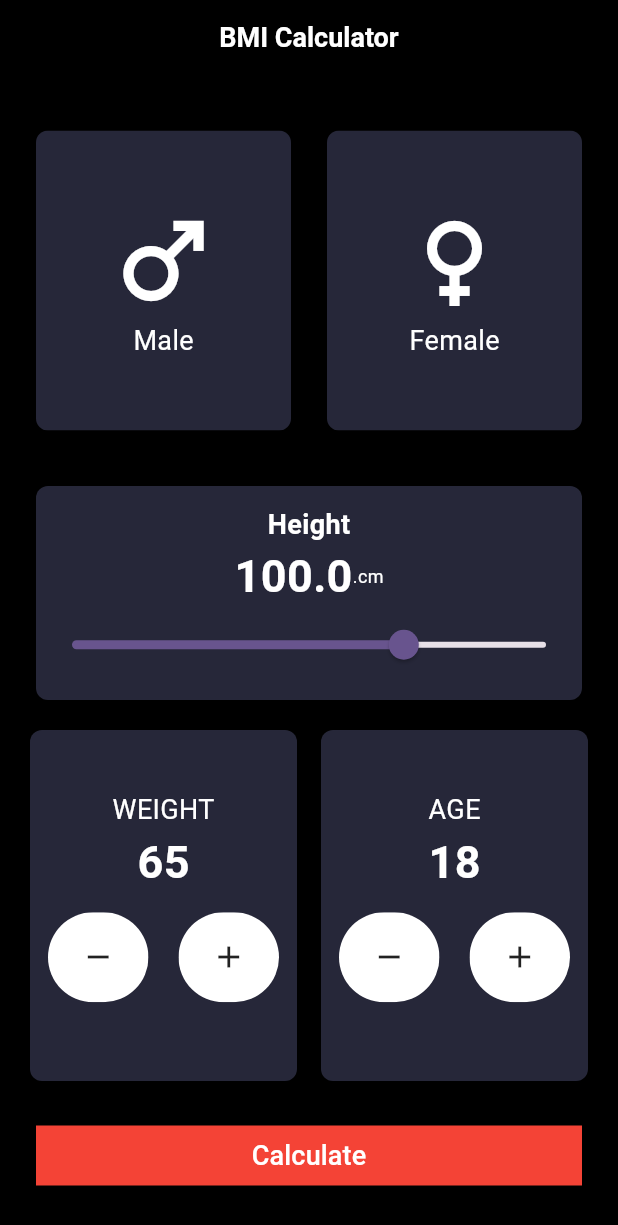
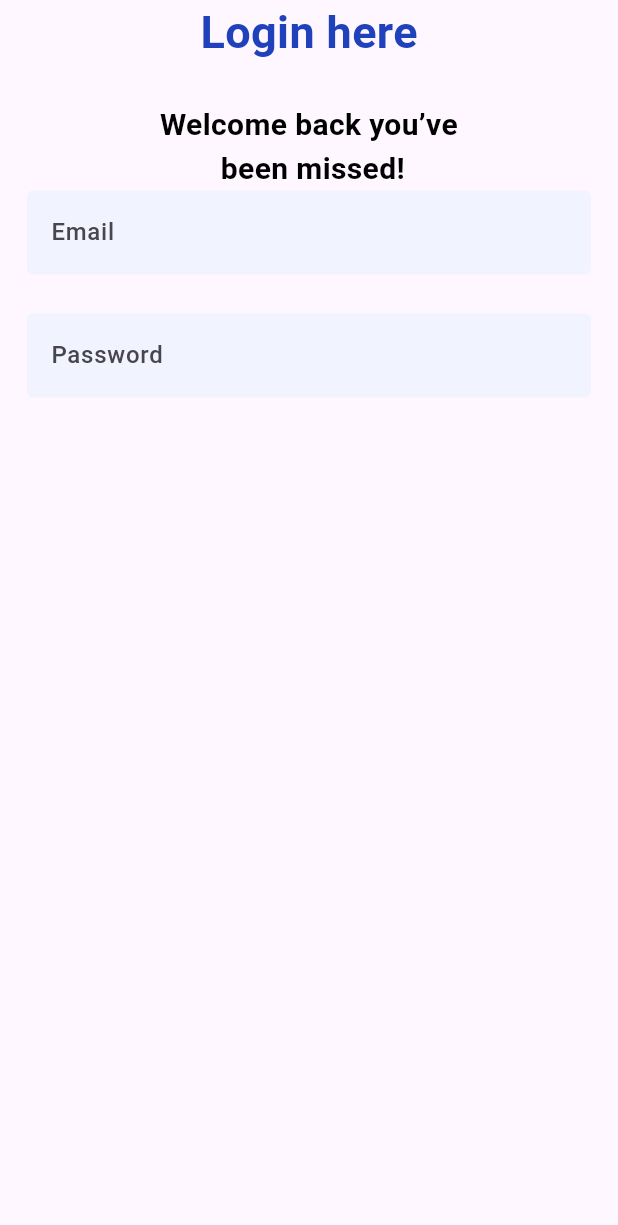
Before and after one commit to QalibAli/bmi_calculatorr, a Flutter app: the screen it shows after launch, on a phone screen of 412 x 824 dp. Shown: the top 1225 px of the screen. Run offline on Flutter 3.47's test engine with Material 3 defaults, Android fonts, the phone set to English and light mode, and no system bars.

Commit message:
second commit

```diff
--- a/lib/app.dart
+++ b/lib/app.dart
@@ -1,5 +1,6 @@
 
 import 'package:bmi/ui/pages/bmi/bmi_screen.dart';
+import 'package:bmi/ui/pages/login/login_screen.dart';
 import 'package:flutter/material.dart';
 
 class MyApp extends StatelessWidget {
@@ -13,7 +14,7 @@ class MyApp extends StatelessWidget {
         colorScheme: ColorScheme.fromSeed(seedColor: Colors.deepPurple),
         useMaterial3: true,
       ),
-      home: const BmiScreen(),
+      home: const LoginScreen(),
     );
   }
 }
--- a/lib/constants/app_colors.dart
+++ b/lib/constants/app_colors.dart
@@ -10,5 +10,8 @@ class AppColors{
   static const Color red = Colors.red;
   static const Color white = Colors.white;
   static const Color green = Colors.green;
+  static const Color blue = Color(0xff1F41BB);
+  static const Color fillColor = Color(0xffF1F4FF);
+
 
 }
--- /dev/null
+++ b/lib/constants/app_input_border.dart
@@ -0,0 +1,19 @@
+import 'package:bmi/constants/app_colors.dart';
+import 'package:flutter/material.dart';
+
+class AppInputBorders {
+  AppInputBorders._();
+
+  static const enabledBorder = OutlineInputBorder(
+    borderSide: BorderSide(
+      color: AppColors.blue,
+      width: 2,
+      style: BorderStyle.solid
+    ),
+  );
+
+  static const errorBorder = OutlineInputBorder(
+      borderSide: BorderSide(
+    color: AppColors.red,
+  ));
+}
--- a/lib/constants/app_paddings.dart
+++ b/lib/constants/app_paddings.dart
@@ -5,4 +5,5 @@ class AppPaddings{
 
 
   static const all12 = EdgeInsets.all(12);
+  static const all18 = EdgeInsets.all(18);
 }
--- /dev/null
+++ b/lib/constants/app_sized_box.dart
@@ -0,0 +1,7 @@
+import 'package:flutter/material.dart';
+
+class AppSizedBox{
+  AppSizedBox._();
+
+  static const h26 = SizedBox(height: 26,);
+}
--- a/lib/constants/app_strings.dart
+++ b/lib/constants/app_strings.dart
@@ -1,6 +1,7 @@
 class AppStrings {
   AppStrings._();
 
+  // BMI SCREEN
   static const appName = "BMI Calculator";
   static const male = "Male";
   static const feMale = "Female";
@@ -11,4 +12,9 @@ class AppStrings {
   static const calculate = "Calculate";
 
 
+  //Login Screen
+  static const loginHere = "Login here" ;
+  static const loginSubtitle = "Welcome back you’ve \n been missed!";
+
+
 }
--- a/lib/constants/app_text_styles.dart
+++ b/lib/constants/app_text_styles.dart
@@ -15,4 +15,19 @@ class AppTextStyle {
     fontSize: 18,
   );
 
+  static const b30b = TextStyle(
+    color: AppColors.blue,
+    fontWeight: FontWeight.bold,
+    fontSize: 30,
+  );
+
+  static const b20sb = TextStyle(
+    color: AppColors.primary,
+    fontSize: 20,
+    fontWeight: FontWeight.w700
+  );
+
+
+
+
 }
--- a/lib/ui/pages/bmi/bmi_screen.dart
+++ b/lib/ui/pages/bmi/bmi_screen.dart
@@ -19,7 +19,9 @@ class BmiScreen extends StatefulWidget {
 class _BmiScreenState extends State<BmiScreen> {
   late int weight = 65;
   late int age = 18;
-  late double initialValue = 100;
+  late double initialValue = 1;
+
+
   @override
   Widget build(BuildContext context) {
     return SafeArea(
@@ -35,8 +37,8 @@ class _BmiScreenState extends State<BmiScreen> {
             children: [
               const BmiGenderView(),
               BmiSlider(
-                value: 0.7,
-                height: initialValue,
+                value: initialValue,
+                height: initialValue * 220,
                 onChanged: (v) {
                   initialValue = v;
                   setState(() {});
--- a/lib/ui/pages/bmi/widgets/bmi_cm.dart
+++ b/lib/ui/pages/bmi/widgets/bmi_cm.dart
@@ -13,7 +13,7 @@ class BmiCm extends StatelessWidget {
       mainAxisAlignment: MainAxisAlignment.center,
       children: [
         Text(
-          "$height",
+          height.toStringAsFixed(1),
           style: AppTextStyle.w30b
         ),
         const Text(
--- /dev/null
+++ b/lib/ui/pages/login/login_screen.dart
@@ -0,0 +1,44 @@
+import 'package:bmi/constants/app_sized_box.dart';
+import 'package:bmi/constants/app_strings.dart';
+import 'package:bmi/constants/app_text_styles.dart';
+import 'package:bmi/ui/pages/login/widgets/login_titels.dart';
+import 'package:bmi/ui/widgets/global_input_widget.dart';
+import 'package:flutter/material.dart';
+
+class LoginScreen extends StatefulWidget {
+  const LoginScreen({super.key});
+
+  @override
+  State<LoginScreen> createState() => _LoginScreenState();
+}
+
+class _LoginScreenState extends State<LoginScreen> {
+  @override
+  Widget build(BuildContext context) {
+    final emailController = TextEditingController();
+    final passwordController = TextEditingController();
+
+    return Scaffold(
+      body: SafeArea(
+        child: Center(
+          child: Column(
+            children: [
+              const LoginTitels(),
+              GlobalInputWidget(
+                hintText: 'Email',
+                isSecure: false,
+                controller: emailController,
+              ),
+              AppSizedBox.h26,
+              GlobalInputWidget(
+                hintText: 'Password',
+                isSecure: true,
+                controller: passwordController,
+              ),
+            ],
+          ),
+        ),
+      ),
+    );
+  }
+}
--- /dev/null
+++ b/lib/ui/pages/login/widgets/login_titels.dart
@@ -0,0 +1,26 @@
+import 'package:bmi/constants/app_sized_box.dart';
+import 'package:bmi/constants/app_strings.dart';
+import 'package:bmi/constants/app_text_styles.dart';
+import 'package:flutter/material.dart';
+
+class LoginTitels extends StatelessWidget {
+  const LoginTitels({super.key});
+
+  @override
+  Widget build(BuildContext context) {
+    return const Column(
+      children: [
+        Text(
+          AppStrings.loginHere,
+          style: AppTextStyle.b30b,
+        ),
+        AppSizedBox.h26,
+        Text(
+          AppStrings.loginSubtitle,
+          style: AppTextStyle.b20sb,
+          textAlign: TextAlign.center,
+        )
+      ],
+    );
+  }
+}
--- a/lib/ui/pages/result/result_screen.dart
+++ b/lib/ui/pages/result/result_screen.dart
@@ -21,7 +21,7 @@ class ResultScreen extends StatelessWidget {
         children: [
           Center(
             child: Text(
-              "$result",
+              result.toStringAsFixed(1),
               style: AppTextStyle.w30b,
             ),
           )
--- a/lib/ui/widgets/global_button.dart
+++ b/lib/ui/widgets/global_button.dart
@@ -1,6 +1,5 @@
 import 'package:bmi/constants/app_colors.dart';
 import 'package:bmi/constants/app_paddings.dart';
-import 'package:bmi/constants/app_strings.dart';
 import 'package:bmi/constants/app_text_styles.dart';
 import 'package:flutter/material.dart';
 
--- /dev/null
+++ b/lib/ui/widgets/global_input_widget.dart
@@ -0,0 +1,47 @@
+import 'package:bmi/constants/app_colors.dart';
+import 'package:bmi/constants/app_input_border.dart';
+import 'package:bmi/constants/app_paddings.dart';
+import 'package:flutter/material.dart';
+import 'package:flutter/widgets.dart';
+
+class GlobalInputWidget extends StatelessWidget {
+  const GlobalInputWidget({
+    super.key,
+    required this.hintText,
+    required this.isSecure,
+    required this.controller,
+  });
+
+  final String hintText;
+  final bool isSecure;
+  final TextEditingController controller;
+
+  @override
+  Widget build(BuildContext context) {
+    return Padding(
+      padding: AppPaddings.all18.copyWith(top: 0, bottom: 0),
+      child: TextFormField(
+        obscuringCharacter: "*",
+        controller: controller,
+        obscureText: isSecure,
+        style: const TextStyle(
+          fontSize: 16,
+          color: Color(0xff626262),
+          fontWeight: FontWeight.w500,
+        ),
+        decoration: InputDecoration(
+          fillColor: AppColors.fillColor,
+          filled: true,
+          hintText: hintText,
+          enabledBorder: AppInputBorders.enabledBorder.copyWith(
+            borderSide: BorderSide.none,
+          ),
+          focusedBorder: AppInputBorders.enabledBorder,
+          errorBorder: AppInputBorders.errorBorder,
+          focusedErrorBorder: const OutlineInputBorder(),
+          disabledBorder: const OutlineInputBorder(),
+        ),
+      ),
+    );
+  }
+}
```
